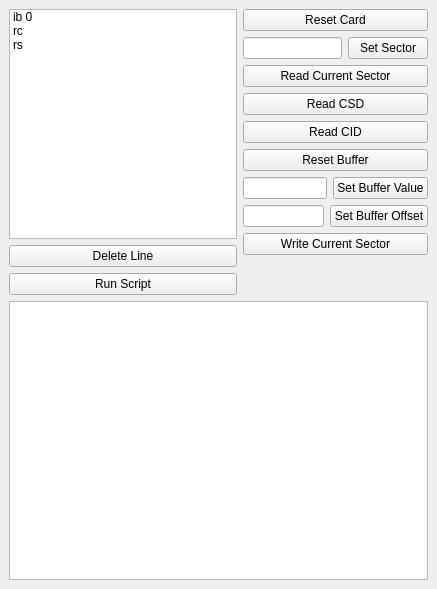
This is controllerwindow.ui in xobs/sd-capture as Qt 5 draws it before an edit. The edited form follows.
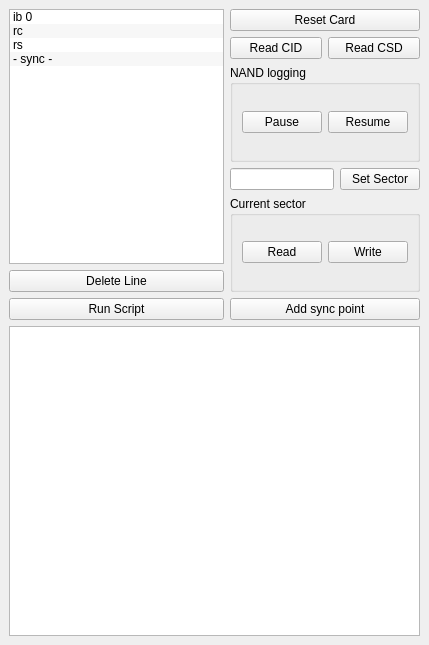
This is the edited form.

```diff
--- a/controllerwindow.ui
+++ b/controllerwindow.ui
@@ -6,8 +6,8 @@
    <rect>
     <x>0</x>
     <y>0</y>
-    <width>437</width>
-    <height>589</height>
+    <width>429</width>
+    <height>645</height>
    </rect>
   </property>
   <property name="windowTitle">
@@ -19,6 +19,18 @@
      <layout class="QVBoxLayout" name="verticalLayout">
       <item>
        <widget class="QListWidget" name="currentScript">
+        <property name="dragEnabled">
+         <bool>true</bool>
+        </property>
+        <property name="dragDropMode">
+         <enum>QAbstractItemView::InternalMove</enum>
+        </property>
+        <property name="defaultDropAction">
+         <enum>Qt::MoveAction</enum>
+        </property>
+        <property name="alternatingRowColors">
+         <bool>true</bool>
+        </property>
         <item>
          <property name="text">
           <string>ib 0</string>
@@ -34,6 +46,11 @@
           <string>rs</string>
          </property>
         </item>
+        <item>
+         <property name="text">
+          <string>- sync -</string>
+         </property>
+        </item>
        </widget>
       </item>
       <item>
@@ -54,70 +71,39 @@
     </item>
     <item row="0" column="1">
      <layout class="QGridLayout" name="gridLayout">
-      <item row="0" column="0">
+      <item row="2" column="0">
        <widget class="QPushButton" name="resetCardButton">
         <property name="text">
          <string>Reset Card</string>
         </property>
        </widget>
       </item>
-      <item row="3" column="0">
-       <widget class="QPushButton" name="readCurrentSectorButton">
+      <item row="18" column="0">
+       <widget class="QPushButton" name="addSyncButton">
         <property name="text">
-         <string>Read Current Sector</string>
-        </property>
-       </widget>
-      </item>
-      <item row="7" column="0">
-       <widget class="QPushButton" name="resetBufferButton">
-        <property name="text">
-         <string>Reset Buffer</string>
-        </property>
-       </widget>
-      </item>
-      <item row="4" column="0">
-       <widget class="QPushButton" name="readCSDButton">
-        <property name="text">
-         <string>Read CSD</string>
-        </property>
-       </widget>
-      </item>
-      <item row="5" column="0">
-       <widget class="QPushButton" name="readCIDButton">
-        <property name="text">
-         <string>Read CID</string>
+         <string>Add sync point</string>
         </property>
        </widget>
       </item>
       <item row="8" column="0">
        <layout class="QHBoxLayout" name="horizontalLayout_3">
         <item>
-         <widget class="QLineEdit" name="setBufferValueText"/>
-        </item>
-        <item>
-         <widget class="QPushButton" name="setBufferValueButton">
+         <widget class="QPushButton" name="readCIDButton">
           <property name="text">
-           <string>Set Buffer Value</string>
+           <string>Read CID</string>
           </property>
          </widget>
         </item>
-       </layout>
-      </item>
-      <item row="9" column="0">
-       <layout class="QHBoxLayout" name="horizontalLayout_4">
         <item>
-         <widget class="QLineEdit" name="setBufferOffsetText"/>
-        </item>
-        <item>
-         <widget class="QPushButton" name="setBufferOffsetButton">
+         <widget class="QPushButton" name="readCSDButton">
           <property name="text">
-           <string>Set Buffer Offset</string>
+           <string>Read CSD</string>
           </property>
          </widget>
         </item>
        </layout>
       </item>
-      <item row="2" column="0">
+      <item row="15" column="0">
        <layout class="QHBoxLayout" name="horizontalLayout_5">
         <item>
          <widget class="QLineEdit" name="setSectorText"/>
@@ -131,30 +117,63 @@
         </item>
        </layout>
       </item>
-      <item row="10" column="0">
-       <widget class="QPushButton" name="writeSectorButton">
-        <property name="text">
-         <string>Write Current Sector</string>
+      <item row="0" column="0">
+       <layout class="QHBoxLayout" name="horizontalLayout"/>
+      </item>
+      <item row="17" column="0">
+       <widget class="QGroupBox" name="groupBox">
+        <property name="title">
+         <string>Current sector</string>
         </property>
+        <layout class="QHBoxLayout" name="horizontalLayout_4">
+         <item>
+          <widget class="QPushButton" name="readCurrentSectorButton">
+           <property name="text">
+            <string>Read</string>
+           </property>
+          </widget>
+         </item>
+         <item>
+          <widget class="QPushButton" name="writeSectorButton">
+           <property name="text">
+            <string>Write</string>
+           </property>
+          </widget>
+         </item>
+        </layout>
        </widget>
       </item>
-      <item row="11" column="0">
-       <spacer name="verticalSpacer_2">
-        <property name="orientation">
-         <enum>Qt::Vertical</enum>
+      <item row="9" column="0">
+       <widget class="QGroupBox" name="groupBox_2">
+        <property name="title">
+         <string>NAND logging</string>
         </property>
-        <property name="sizeHint" stdset="0">
-         <size>
-          <width>20</width>
-          <height>40</height>
-         </size>
-        </property>
-       </spacer>
+        <layout class="QHBoxLayout" name="horizontalLayout_6">
+         <item>
+          <widget class="QPushButton" name="stopLoggingButton">
+           <property name="text">
+            <string>Pause</string>
+           </property>
+          </widget>
+         </item>
+         <item>
+          <widget class="QPushButton" name="resumeLoggingButton">
+           <property name="text">
+            <string>Resume</string>
+           </property>
+          </widget>
+         </item>
+        </layout>
+       </widget>
       </item>
      </layout>
     </item>
     <item row="1" column="0" colspan="2">
-     <widget class="QTextBrowser" name="networkConsole"/>
+     <widget class="QTextBrowser" name="networkConsole">
+      <property name="readOnly">
+       <bool>false</bool>
+      </property>
+     </widget>
     </item>
    </layout>
   </widget>
```
Left out of the diff: 4 changed lines with no effect on the pictures.
